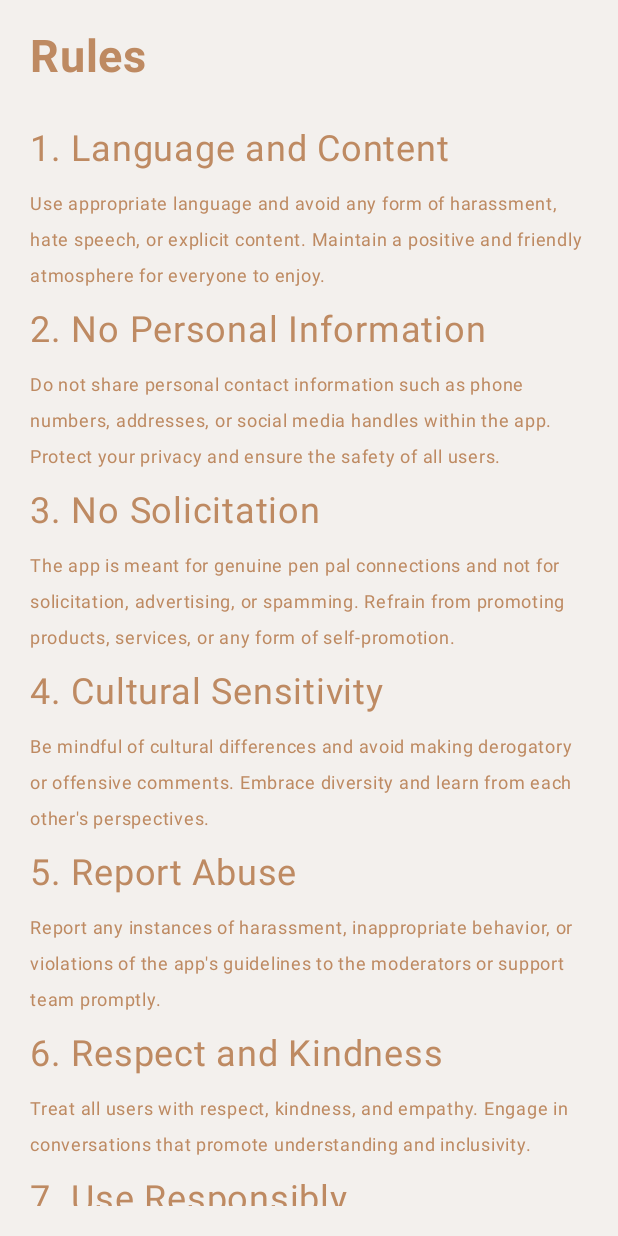
After one commit to jpak1203/tegami, an Android app built with Jetpack Compose: the RulesScreen screen opened through its navigation route, on a phone screen of 412 x 824 dp. The commit adds this screen. Run offline under Robolectric (Android 15) with nearby library versions, the light colour scheme and no system bars; our stand-ins replace Dagger/Hilt's generated code, Firebase (no records; nobody signed in at launch, a user with empty details on screens opened directly), accompanist.

Commit message:
finished rules

```diff
--- a/app/src/main/java/com/jpakku/tegami/activities/MainActivity.kt
+++ b/app/src/main/java/com/jpakku/tegami/activities/MainActivity.kt
@@ -16,6 +16,7 @@ import androidx.navigation.compose.rememberNavController
 import androidx.navigation.navArgument
 import com.jpakku.tegami.ui.home.HomeScreen
 import com.jpakku.tegami.ui.letter.WriteLetterScreen
+import com.jpakku.tegami.ui.rules.RulesScreen
 import com.jpakku.tegami.ui.settings.SettingsScreen
 import com.jpakku.tegami.ui.splash.SplashScreen
 import com.jpakku.tegami.ui.theme.TegamiTheme
@@ -91,6 +92,7 @@ class MainActivity : ComponentActivity() {
                                 viewModel,
                                 onChangePassword = { navController.navigate("change-password") },
                                 onChangeTheme = { navController.navigate("themes") },
+                                onNavigateToRulesScreen = { navController.navigate("rules") },
                                 onSignOut = {
                                     navController.navigate("splash") {
                                         popUpTo(navController.graph.id) { inclusive = true }
@@ -105,6 +107,10 @@ class MainActivity : ComponentActivity() {
 
                         composable("themes") {
 
+                        }
+
+                        composable("rules") {
+                            RulesScreen()
                         }
 
                         composable(
--- a/app/src/main/java/com/jpakku/tegami/ui/home/HomeScreen.kt
+++ b/app/src/main/java/com/jpakku/tegami/ui/home/HomeScreen.kt
@@ -266,44 +266,44 @@ fun RulesPopup(showRulesDialog: (Boolean) -> Unit) {
                     Column {
                         Text(
                             modifier = Modifier.padding(0.dp, 10.dp),
-                            text = stringResource(R.string.rule_1),
+                            text = "${stringResource(R.string.rule_1_title)}: ${stringResource(R.string.rule_1_body)}",
                             style = MaterialTheme.typography.bodySmall
                         )
 
                         Text(
                             modifier = Modifier.padding(0.dp, 10.dp),
-                            text = stringResource(R.string.rule_2),
+                            text = "${stringResource(R.string.rule_2_title)}: ${stringResource(R.string.rule_2_body)}",
                             style = MaterialTheme.typography.bodySmall
                         )
 
                         Text(
                             modifier = Modifier.padding(0.dp, 10.dp),
-                            text = stringResource(R.string.rule_3),
+                            text = "${stringResource(R.string.rule_3_title)}: ${stringResource(R.string.rule_3_body)}",
                             style = MaterialTheme.typography.bodySmall
                         )
 
                         Text(
                             modifier = Modifier.padding(0.dp, 10.dp),
-                            text = stringResource(R.string.rule_4),
+                            text = "${stringResource(R.string.rule_4_title)}: ${stringResource(R.string.rule_4_body)}",
                             style = MaterialTheme.typography.bodySmall
                         )
 
                         Text(
                             modifier = Modifier.padding(0.dp, 10.dp),
-                            text = stringResource(R.string.rule_5),
+                            text = "${stringResource(R.string.rule_5_title)}: ${stringResource(R.string.rule_5_body)}",
                             style = MaterialTheme.typography.bodySmall
                         )
 
 
                         Text(
                             modifier = Modifier.padding(0.dp, 10.dp),
-                            text = stringResource(R.string.rule_6),
+                            text = "${stringResource(R.string.rule_6_title)}: ${stringResource(R.string.rule_6_body)}",
                             style = MaterialTheme.typography.bodySmall
                         )
 
                         Text(
                             modifier = Modifier.padding(0.dp, 10.dp),
-                            text = stringResource(R.string.rule_7),
+                            text = "${stringResource(R.string.rule_7_title)}: ${stringResource(R.string.rule_7_body)}",
                             style = MaterialTheme.typography.bodySmall
                         )
                     }
--- /dev/null
+++ b/app/src/main/java/com/jpakku/tegami/ui/rules/RulesScreen.kt
@@ -0,0 +1,137 @@
+package com.jpakku.tegami.ui.rules
+
+import androidx.compose.foundation.layout.Box
+import androidx.compose.foundation.layout.Column
+import androidx.compose.foundation.layout.fillMaxSize
+import androidx.compose.foundation.layout.padding
+import androidx.compose.foundation.rememberScrollState
+import androidx.compose.foundation.verticalScroll
+import androidx.compose.material3.MaterialTheme
+import androidx.compose.material3.Surface
+import androidx.compose.material3.Text
+import androidx.compose.runtime.Composable
+import androidx.compose.ui.Alignment
+import androidx.compose.ui.Modifier
+import androidx.compose.ui.res.stringResource
+import androidx.compose.ui.text.font.FontWeight
+import androidx.compose.ui.tooling.preview.Preview
+import androidx.compose.ui.unit.dp
+import com.jpakku.tegami.R
+
+@Composable
+fun RulesScreen() {
+
+    Column(
+        modifier = Modifier.fillMaxSize()
+    ) {
+        Text(
+            modifier = Modifier.padding(20.dp, 20.dp, 0.dp, 0.dp),
+            text = stringResource(R.string.rules),
+            style = MaterialTheme.typography.titleLarge,
+            fontWeight = FontWeight.Bold
+        )
+        Rules()
+    }
+}
+
+@Preview(showBackground = true)
+@Composable
+fun RulesScreenPreview() {
+    Surface {
+        RulesScreen()
+    }
+}
+
+@Composable
+fun Rules() {
+    Box(
+        contentAlignment = Alignment.Center
+    ) {
+        Column(
+            modifier = Modifier
+                .padding(20.dp)
+                .verticalScroll(rememberScrollState())
+        ) {
+
+            Column {
+                Text(
+                    modifier = Modifier.padding(0.dp, 10.dp),
+                    text = stringResource(R.string.rule_1_title),
+                    style = MaterialTheme.typography.titleSmall
+                )
+                Text(
+                    modifier = Modifier.padding(0.dp, 5.dp),
+                    text = stringResource(R.string.rule_1_body),
+                    style = MaterialTheme.typography.bodySmall
+                )
+
+                Text(
+                    modifier = Modifier.padding(0.dp, 10.dp),
+                    text = stringResource(R.string.rule_2_title),
+                    style = MaterialTheme.typography.titleSmall
+                )
+                Text(
+                    modifier = Modifier.padding(0.dp, 5.dp),
+                    text = stringResource(R.string.rule_2_body),
+                    style = MaterialTheme.typography.bodySmall
+                )
+
+                Text(
+                    modifier = Modifier.padding(0.dp, 10.dp),
+                    text = stringResource(R.string.rule_3_title),
+                    style = MaterialTheme.typography.titleSmall
+                )
+                Text(
+                    modifier = Modifier.padding(0.dp, 5.dp),
+                    text = stringResource(R.string.rule_3_body),
+                    style = MaterialTheme.typography.bodySmall
+                )
+
+                Text(
+                    modifier = Modifier.padding(0.dp, 10.dp),
+                    text = stringResource(R.string.rule_4_title),
+                    style = MaterialTheme.typography.titleSmall
+                )
+                Text(
+                    modifier = Modifier.padding(0.dp, 5.dp),
+                    text = stringResource(R.string.rule_4_body),
+                    style = MaterialTheme.typography.bodySmall
+                )
+
+                Text(
+                    modifier = Modifier.padding(0.dp, 10.dp),
+                    text = stringResource(R.string.rule_5_title),
+                    style = MaterialTheme.typography.titleSmall
+                )
+                Text(
+                    modifier = Modifier.padding(0.dp, 5.dp),
+                    text = stringResource(R.string.rule_5_body),
+                    style = MaterialTheme.typography.bodySmall
+                )
+
+                Text(
+                    modifier = Modifier.padding(0.dp, 10.dp),
+                    text = stringResource(R.string.rule_6_title),
+                    style = MaterialTheme.typography.titleSmall
+                )
+                Text(
+                    modifier = Modifier.padding(0.dp, 5.dp),
+                    text = stringResource(R.string.rule_6_body),
+                    style = MaterialTheme.typography.bodySmall
+                )
+
+                Text(
+                    modifier = Modifier.padding(0.dp, 10.dp),
+                    text = stringResource(R.string.rule_7_title),
+                    style = MaterialTheme.typography.titleSmall
+                )
+                Text(
+                    modifier = Modifier.padding(0.dp, 5.dp),
+                    text = stringResource(R.string.rule_7_body),
+                    style = MaterialTheme.typography.bodySmall
+                )
+
+            }
+        }
+    }
+}
--- a/app/src/main/java/com/jpakku/tegami/ui/settings/SettingsScreen.kt
+++ b/app/src/main/java/com/jpakku/tegami/ui/settings/SettingsScreen.kt
@@ -41,6 +41,7 @@ fun SettingsScreen(dataStoreUtil: DataStoreUtil,
                    mainActivityViewModel: MainActivityViewModel,
                    onChangePassword: () -> Unit,
                    onChangeTheme: () -> Unit,
+                   onNavigateToRulesScreen: () -> Unit,
                    onSignOut: () -> Unit
 ) {
 
@@ -57,7 +58,7 @@ fun SettingsScreen(dataStoreUtil: DataStoreUtil,
         )
         Profile(viewModel)
         AccountSettings(onChangePassword, onChangeTheme)
-        AppSettings(dataStoreUtil, mainActivityViewModel)
+        AppSettings(dataStoreUtil, mainActivityViewModel, onNavigateToRulesScreen)
         LogoutButton(viewModel, onSignOut)
     }
 }
@@ -151,7 +152,9 @@ fun AccountSettings(onChangePassword: () -> Unit, onChangeTheme: () -> Unit) {
 }
 
 @Composable
-fun AppSettings(dataStoreUtil: DataStoreUtil, mainActivityViewModel: MainActivityViewModel) {
+fun AppSettings(dataStoreUtil: DataStoreUtil,
+                mainActivityViewModel: MainActivityViewModel,
+                onNavigateToRulesScreen: () -> Unit) {
     var switchState by remember {mainActivityViewModel.isDarkThemeEnabled }
     val coroutineScope = rememberCoroutineScope()
 
@@ -228,7 +231,10 @@ fun AppSettings(dataStoreUtil: DataStoreUtil, mainActivityViewModel: MainActivit
         Row(
             modifier = Modifier
                 .fillMaxWidth()
-                .padding(0.dp, 0.dp, 20.dp, 0.dp),
+                .padding(0.dp, 0.dp, 20.dp, 0.dp)
+                .clickable{
+                    onNavigateToRulesScreen()
+                },
             verticalAlignment = Alignment.CenterVertically,
             horizontalArrangement = Arrangement.SpaceBetween
         ) {
--- a/app/src/main/res/values/strings.xml
+++ b/app/src/main/res/values/strings.xml
@@ -28,13 +28,20 @@
     <string name="first_time_user_message_3">• Every word carries the potential to change lives and bring people closer together.</string>
     <string name="next">Next</string>
     <string name="rules">Rules</string>
-    <string name="rule_1">1. Language and Content: Use appropriate language and avoid any form of harassment, hate speech, or explicit content. Maintain a positive and friendly atmosphere for everyone to enjoy.</string>
-    <string name="rule_2">2. No Personal Information: Do not share personal contact information such as phone numbers, addresses, or social media handles within the app. Protect your privacy and ensure the safety of all users.</string>
-    <string name="rule_3">3. No Solicitation: The app is meant for genuine pen pal connections and not for solicitation, advertising, or spamming. Refrain from promoting products, services, or any form of self-promotion.</string>
-    <string name="rule_4">4. Cultural Sensitivity: Be mindful of cultural differences and avoid making derogatory or offensive comments. Embrace diversity and learn from each other\'s perspectives.</string>
-    <string name="rule_5">5. Report Abuse: Report any instances of harassment, inappropriate behavior, or violations of the app\'s guidelines to the moderators or support team promptly.</string>
-    <string name="rule_6">6. Respect and Kindness: Treat all users with respect, kindness, and empathy. Engage in conversations that promote understanding and inclusivity.</string>
-    <string name="rule_7">7. Use Responsibly: Utilize the app responsibly and within the boundaries of legal and ethical conduct. The app should be used for its intended purpose of fostering meaningful connections.</string>
+    <string name="rule_1_title">1. Language and Content</string>
+    <string name="rule_1_body">Use appropriate language and avoid any form of harassment, hate speech, or explicit content. Maintain a positive and friendly atmosphere for everyone to enjoy.</string>
+    <string name="rule_2_title">2. No Personal Information</string>
+    <string name="rule_2_body">Do not share personal contact information such as phone numbers, addresses, or social media handles within the app. Protect your privacy and ensure the safety of all users.</string>
+    <string name="rule_3_title">3. No Solicitation</string>
+    <string name="rule_3_body">The app is meant for genuine pen pal connections and not for solicitation, advertising, or spamming. Refrain from promoting products, services, or any form of self-promotion.</string>
+    <string name="rule_4_title">4. Cultural Sensitivity</string>
+    <string name="rule_4_body">Be mindful of cultural differences and avoid making derogatory or offensive comments. Embrace diversity and learn from each other\'s perspectives.</string>
+    <string name="rule_5_title">5. Report Abuse</string>
+    <string name="rule_5_body">Report any instances of harassment, inappropriate behavior, or violations of the app\'s guidelines to the moderators or support team promptly.</string>
+    <string name="rule_6_title">6. Respect and Kindness</string>
+    <string name="rule_6_body">Treat all users with respect, kindness, and empathy. Engage in conversations that promote understanding and inclusivity.</string>
+    <string name="rule_7_title">7. Use Responsibly</string>
+    <string name="rule_7_body">Utilize the app responsibly and within the boundaries of legal and ethical conduct. The app should be used for its intended purpose of fostering meaningful connections.</string>
     <string name="start_writing">Start Writing</string>
     <string name="settings_title">Settings</string>
     <string name="user_settings">User Settings</string>
```
